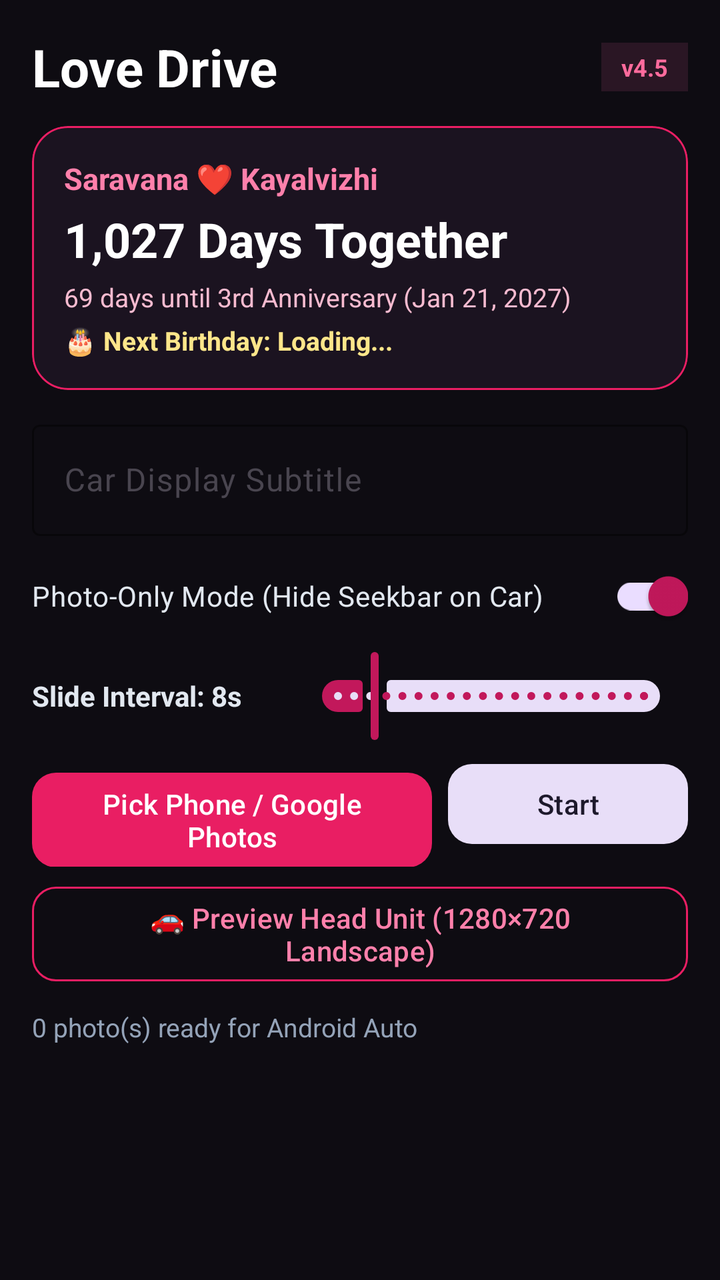
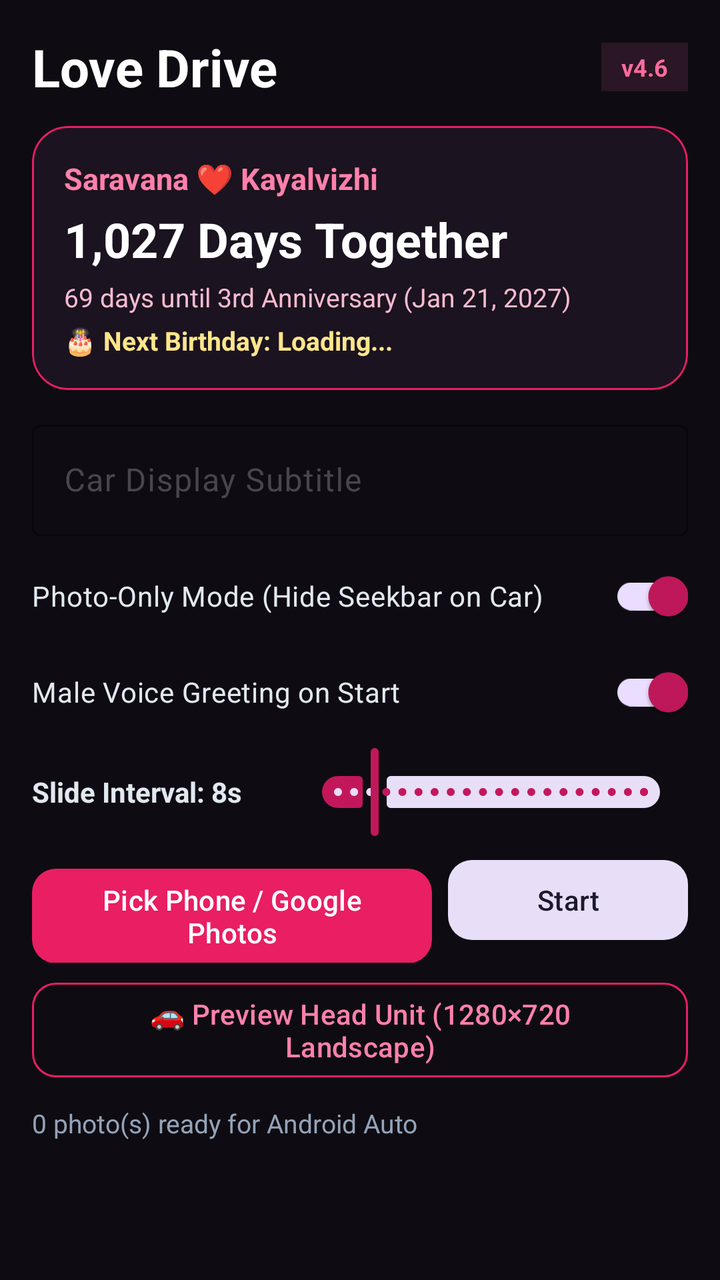

The first picture is an Android layout as it rendered before a commit; the second is the same layout after the commit. The layout source and the unified diff follow.
<!-- AndroidManifest.xml: application theme Theme.LoveDrive -->
<!-- res/layout/activity_main.xml -->
<?xml version="1.0" encoding="utf-8"?>
<LinearLayout xmlns:android="http://schemas.android.com/apk/res/android"
    xmlns:app="http://schemas.android.com/apk/res-auto"
    android:layout_width="match_parent"
    android:layout_height="match_parent"
    android:orientation="vertical"
    android:padding="16dp"
    android:background="#0E0C12">

    <LinearLayout
        android:layout_width="match_parent"
        android:layout_height="wrap_content"
        android:gravity="center_vertical"
        android:orientation="horizontal">

        <TextView
            android:layout_width="0dp"
            android:layout_height="wrap_content"
            android:layout_weight="1"
            android:text="Love Drive"
            android:textSize="26sp"
            android:textStyle="bold"
            android:textColor="#FFFFFF" />

        <TextView
            android:layout_width="wrap_content"
            android:layout_height="wrap_content"
            android:background="#2A1624"
            android:paddingHorizontal="10dp"
            android:paddingVertical="4dp"
            android:text="v4.5"
            android:textSize="12sp"
            android:textStyle="bold"
            android:textColor="#FF6B9D" />
    </LinearLayout>

    <com.google.android.material.card.MaterialCardView
        android:layout_width="match_parent"
        android:layout_height="wrap_content"
        android:layout_marginTop="12dp"
        app:cardCornerRadius="18dp"
        app:cardBackgroundColor="#1B1320"
        app:strokeColor="#E91E63"
        app:strokeWidth="1dp">

        <LinearLayout
            android:layout_width="match_parent"
            android:layout_height="wrap_content"
            android:orientation="vertical"
            android:padding="16dp">

            <TextView
                android:layout_width="match_parent"
                android:layout_height="wrap_content"
                android:id="@+id/tvGreeting"
                android:text="Saravana ❤️ Kayalvizhi"
                android:textSize="15sp"
                android:textStyle="bold"
                android:textColor="#FF80AB" />

            <TextView
                android:id="@+id/tvDaysTogether"
                android:layout_width="match_parent"
                android:layout_height="wrap_content"
                android:layout_marginTop="4dp"
                android:text="1,027 Days Together"
                android:textSize="24sp"
                android:textStyle="bold"
                android:textColor="#FFFFFF" />

            <TextView
                android:id="@+id/tvNextAnniversary"
                android:layout_width="match_parent"
                android:layout_height="wrap_content"
                android:layout_marginTop="4dp"
                android:text="69 days until 3rd Anniversary (Jan 21, 2027)"
                android:textSize="13sp"
                android:textColor="#F8BBD0" />

            <TextView
                android:id="@+id/tvNextBirthday"
                android:layout_width="match_parent"
                android:layout_height="wrap_content"
                android:layout_marginTop="4dp"
                android:text="🎂 Next Birthday: Loading..."
                android:textSize="13sp"
                android:textStyle="bold"
                android:textColor="#FDE68A" />
        </LinearLayout>
    </com.google.android.material.card.MaterialCardView>

    <com.google.android.material.textfield.TextInputLayout
        android:layout_width="match_parent"
        android:layout_height="wrap_content"
        android:layout_marginTop="12dp"
        android:hint="Car Display Subtitle"
        app:boxStrokeColor="#E91E63"
        app:hintTextColor="#FF80AB"
        style="@style/Widget.Material3.TextInputLayout.OutlinedBox">

        <com.google.android.material.textfield.TextInputEditText
            android:id="@+id/etSubtitle"
            android:layout_width="match_parent"
            android:layout_height="wrap_content"
            android:textColor="#FFFFFF"
            android:singleLine="true" />
    </com.google.android.material.textfield.TextInputLayout>

    <com.google.android.material.switchmaterial.SwitchMaterial
        android:id="@+id/switchHideSeekbar"
        android:layout_width="match_parent"
        android:layout_height="wrap_content"
        android:layout_marginTop="6dp"
        android:text="Photo-Only Mode (Hide Seekbar on Car)"
        android:textColor="#E2E8F0"
        android:checked="true" />

    <LinearLayout
        android:layout_width="match_parent"
        android:layout_height="wrap_content"
        android:layout_marginTop="2dp"
        android:gravity="center_vertical"
        android:orientation="horizontal">

        <TextView
            android:id="@+id/tvIntervalLabel"
            android:layout_width="0dp"
            android:layout_height="wrap_content"
            android:layout_weight="1"
            android:text="Slide Interval: 8s"
            android:textSize="14sp"
            android:textStyle="bold"
            android:textColor="#E2E8F0" />

        <com.google.android.material.slider.Slider
            android:id="@+id/sliderInterval"
            android:layout_width="0dp"
            android:layout_height="wrap_content"
            android:layout_weight="1.5"
            android:valueFrom="5"
            android:valueTo="30"
            android:stepSize="1"
            android:value="8" />
    </LinearLayout>

    <LinearLayout
        android:layout_width="match_parent"
        android:layout_height="wrap_content"
        android:layout_marginTop="6dp"
        android:orientation="horizontal">

        <com.google.android.material.button.MaterialButton
            android:id="@+id/btnAddPhotos"
            android:layout_width="0dp"
            android:layout_height="wrap_content"
            android:layout_weight="1.25"
            android:layout_marginEnd="8dp"
            android:text="Pick Phone / Google Photos"
            app:backgroundTint="#E91E63"
            app:cornerRadius="12dp" />

        <com.google.android.material.button.MaterialButton
            android:id="@+id/btnTogglePlay"
            style="@style/Widget.Material3.Button.TonalButton"
            android:layout_width="0dp"
            android:layout_height="wrap_content"
            android:layout_weight="0.75"
            android:text="Start"
            app:cornerRadius="12dp" />
    </LinearLayout>

    <com.google.android.material.button.MaterialButton
        android:id="@+id/btnPreviewHeadUnit"
        style="@style/Widget.Material3.Button.OutlinedButton"
        android:layout_width="match_parent"
        android:layout_height="wrap_content"
        android:layout_marginTop="6dp"
        android:text="🚗 Preview Head Unit (1280×720 Landscape)"
        android:textColor="#FF80AB"
        app:strokeColor="#E91E63"
        app:cornerRadius="12dp" />

    <TextView
        android:id="@+id/tvCount" 
        android:layout_width="match_parent"
        android:layout_height="wrap_content"
        android:layout_marginTop="10dp"
        android:text="0 photo(s) ready for Android Auto"
        android:textSize="13sp"
        android:textColor="#94A3B8" />

    <androidx.recyclerview.widget.RecyclerView
        android:id="@+id/rvPhotos"
        android:layout_width="match_parent"
        android:layout_height="0dp"
        android:layout_weight="1"
        android:layout_marginTop="8dp" />

</LinearLayout>
<!-- resources referenced by this layout -->
<resources>
  <style name="Theme.LoveDrive" parent="Theme.Material3.DayNight.NoActionBar">
          <item name="colorPrimary">#C2185B</item>
          <item name="colorOnPrimary">#FFFFFF</item>
          <item name="colorSecondary">#AD1457</item>
          <item name="android:statusBarColor">#880E4F</item>
      </style>
</resources>

<!-- the commit's change to res/layout/activity_main.xml (unified diff, before → after) -->
@@ -28,7 +28,7 @@
             android:background="#2A1624"
             android:paddingHorizontal="10dp"
             android:paddingVertical="4dp"
-            android:text="v4.5"
+            android:text="v4.6"
             android:textSize="12sp"
             android:textStyle="bold"
             android:textColor="#FF6B9D" />
@@ -115,10 +115,18 @@
         android:textColor="#E2E8F0"
         android:checked="true" />
 
+    <com.google.android.material.switchmaterial.SwitchMaterial
+        android:id="@+id/switchVoiceGreeting"
+        android:layout_width="match_parent"
+        android:layout_height="wrap_content"
+        android:text="Male Voice Greeting on Start"
+        android:textColor="#E2E8F0"
+        android:checked="true" />
+
     <LinearLayout
         android:layout_width="match_parent"
         android:layout_height="wrap_content"
-        android:layout_marginTop="2dp"
+        android:layout_marginTop="2dp" 
         android:gravity="center_vertical"
         android:orientation="horizontal">
 
